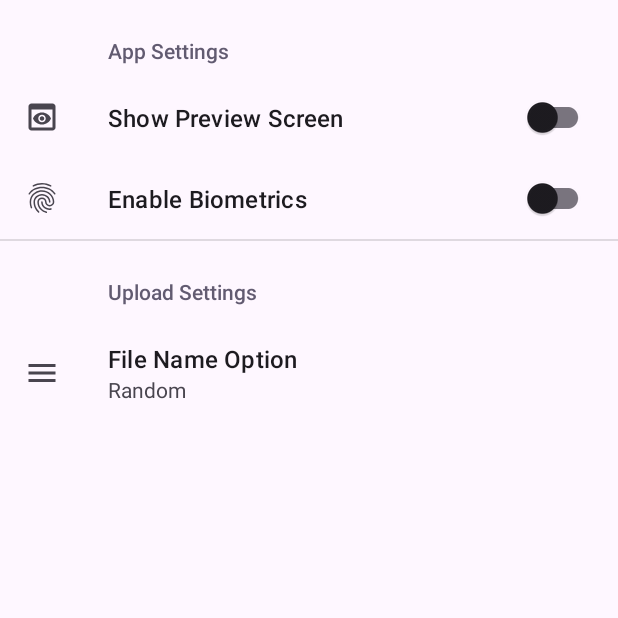
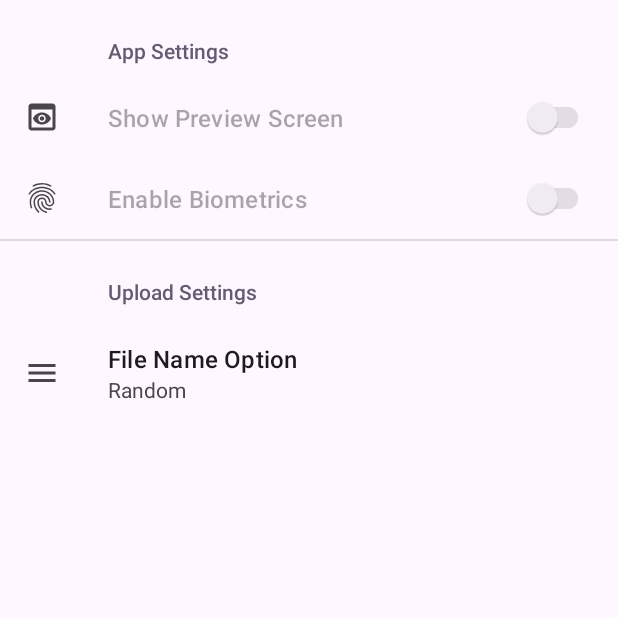
Before and after one commit to cssnr/zipline-android, an Android app: the fragment SettingsFragment placed in its activity, on a phone screen of 412 x 824 dp, the top half of it. Run offline under Robolectric (Android 15) with nearby library versions, the phone set to English and light mode, and no system bars; our stand-ins replace androidx.preference; 1 statement that could not run was skipped.

Commit message:
Disable switches

```diff
--- a/app/src/main/res/xml/preferences_settings.xml
+++ b/app/src/main/res/xml/preferences_settings.xml
@@ -6,13 +6,15 @@
             android:defaultValue="false"
             android:icon="@drawable/baseline_preview_24"
             android:key="show_preview"
-            android:title="Show Preview Screen" />
+            android:title="Show Preview Screen"
+            android:enabled="false" />
 
         <SwitchPreferenceCompat
             android:defaultValue="false"
             android:icon="@drawable/baseline_fingerprint_24"
             android:key="enable_biometrics"
-            android:title="Enable Biometrics" />
+            android:title="Enable Biometrics"
+            android:enabled="false" />
 
     </PreferenceCategory>
 
```
